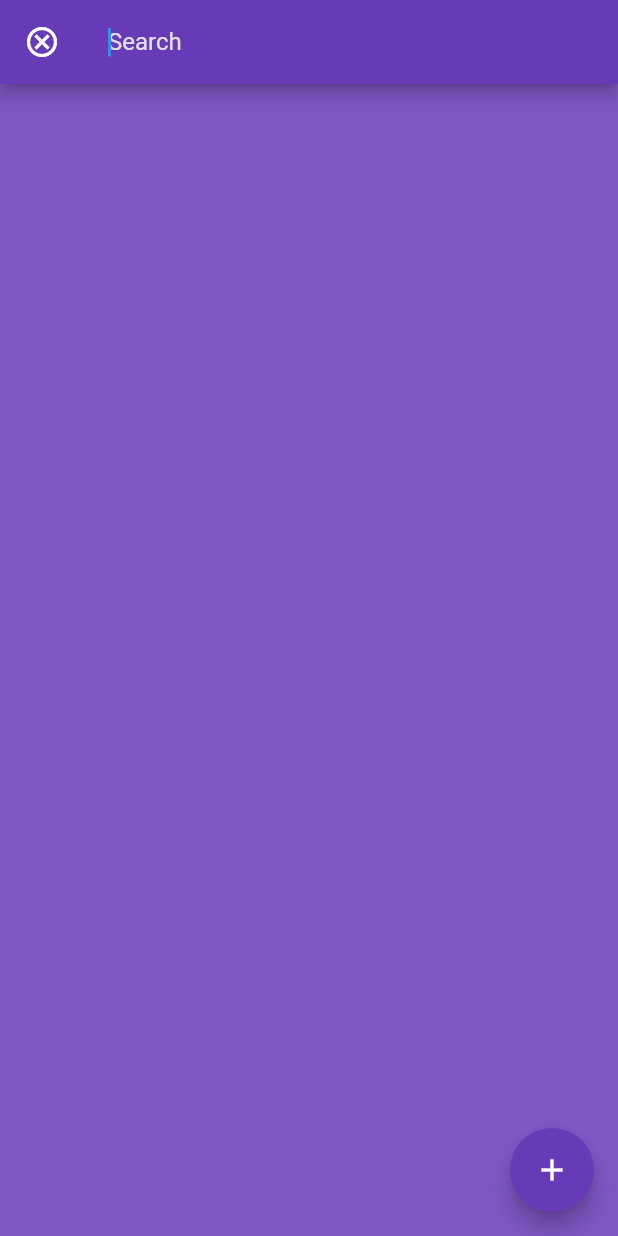
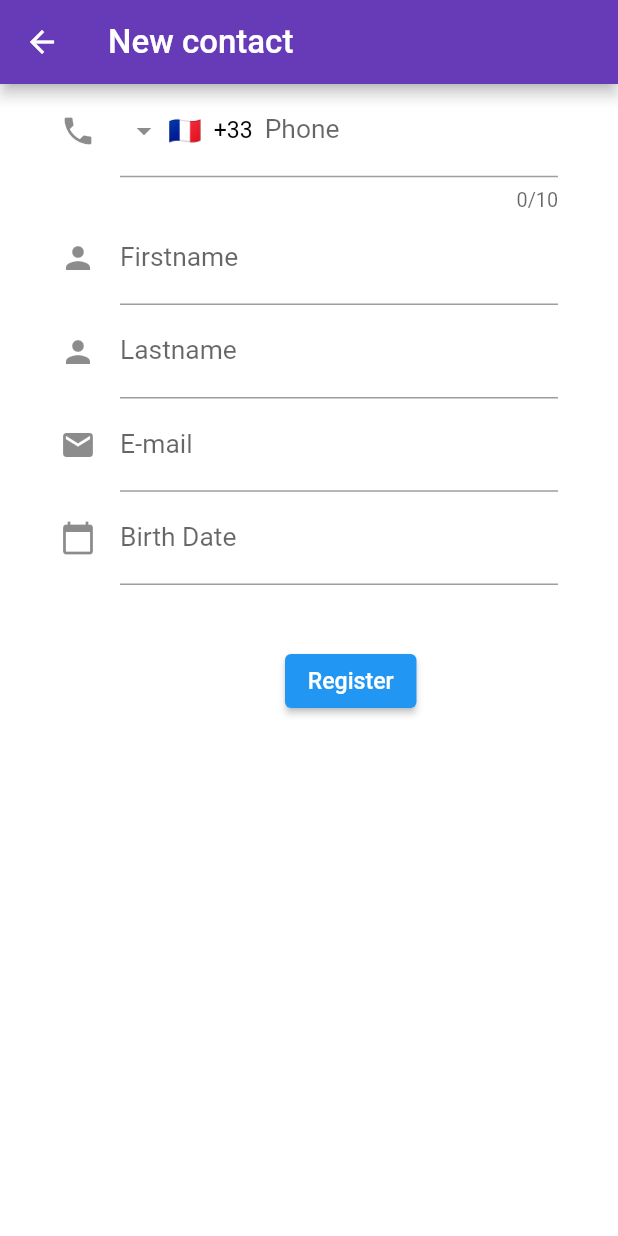
Before and after one commit to Edracoon/ft_hangouts, a Flutter app: the screen it shows after launch, after a tap on the "search" icon, after a tap on the "add" icon, on a phone screen of 412 x 824 dp. Run offline on Flutter 3.47's test engine with Material 2 defaults, Android fonts, the phone set to English and light mode, and no system bars; drawn by our look-alikes of intl_phone_field; our stand-ins replace sqflite; accounts and stored records are empty.

Commit message:
nice advancements

```diff
--- /dev/null
+++ b/lib/ContactModel.dart
@@ -0,0 +1,28 @@
+
+class Contact {
+  final int?    id;
+  final String  number;
+  final String  firstname;
+  final String  lastname;
+  final String  email;
+  final String  birthDate;
+
+  Contact({this.id, required this.number, this.firstname = "", this.lastname = "", this.email = "", this.birthDate = ""});
+
+  factory Contact.fromObject(Map<String, dynamic> json) => Contact(
+    id: json['id'],
+    number: json['number'],
+    firstname: json['firstname'],
+    lastname: json['lastname'],
+    email: json['email']
+  );
+
+  Map<String, dynamic> toObject() {
+    return {
+      'number': number,
+      'firstname': firstname,
+      'lastname': lastname,
+      'email': email,
+    };
+  }
+}
--- /dev/null
+++ b/lib/DatabaseHelper.dart
@@ -0,0 +1,59 @@
+import 'dart:io';                                   // Used for Directory support
+import 'package:sqflite/sqflite.dart';              // User for SQLite support
+import 'package:path_provider/path_provider.dart';  // Used for GetApplicationDocumentsDirectory support
+// ignore: depend_on_referenced_packages
+import 'package:path/path.dart';                    // Used for join support
+
+import 'ContactModel.dart';                         // Our Contact Model
+
+class DatabaseHelper {
+  // It create an interface where _database is
+  // accessible via instance.database using the getter
+  DatabaseHelper._privateConstructor();
+  static final DatabaseHelper instance = DatabaseHelper._privateConstructor();
+
+  // SQLite object Database
+  static Database? _database;
+
+  // Getter of _database, if database is not created yet it launch initDatabase
+  Future<Database> get database async => _database ??= await initDatabase();
+
+  Future<Database>  initDatabase() async {
+    Directory documentsDirectory = await getApplicationDocumentsDirectory();  // path_provider function
+    String path = join(documentsDirectory.path, 'contacts.db');
+    return await openDatabase(
+      path,
+      version: 1,
+      onCreate: _onCreate,
+    );
+  }
+
+  // Script on create where we can init tables
+  Future _onCreate(Database db, int version) async {
+    await db.execute('''
+      CREATE TABLE contacts (
+        id INTEGER PRIMARY KEY AUTO_INCREMENT,
+        number TEXT NOT NULL,
+        firstname TEXT,
+        lastname TEXT,
+        email TEXT,
+        birthDate TEXT
+      )
+    ''');
+  }
+
+  Future<List<Contact>> getContacts() async {
+
+    Database db = await instance.database;
+    var contacts = await db.query('contacts', orderBy: 'number');
+
+    List<Contact> contactList = contacts.isEmpty ? [] : contacts.map((e) => Contact.fromObject(e)).toList();
+    return contactList;
+  }
+
+  Future<int> add(Contact contact) async {
+    Database db = await instance.database;
+    return await db.insert('contacts', contact.toObject());
+  }
+
+}
--- /dev/null
+++ b/lib/bodies/AddContact.dart
@@ -0,0 +1,143 @@
+// ignore_for_file: file_names
+
+import 'package:flutter/material.dart'; // Flutter global import
+import 'package:flutter/services.dart'; // For TextInputFormatter and FilteringTextInputFormatter for forms
+// ignore: import_of_legacy_library_into_null_safe
+import 'package:intl_phone_field/intl_phone_field.dart';
+
+import '../ContactModel.dart';    // Contact Model
+import '../DatabaseHelper.dart';  // Database
+
+// Defining what is the Callback type function that
+// will triger my parent widget
+typedef Callback = void Function(int redirectPage);
+
+class AddContact extends StatefulWidget {
+
+  // The callback variable
+  final Callback callback;
+
+  // The constructor
+  const AddContact({Key? key, required this.callback}) : super(key: key);
+
+  @override
+  State<AddContact> createState() => _AddContactState();
+}
+
+class _AddContactState extends State<AddContact> {
+
+  final nbFocus = FocusNode();
+  final nbCtrl = TextEditingController();
+
+  final fnFocus = FocusNode();
+  final fnCtrl = TextEditingController();
+
+  final lnFocus = FocusNode();
+  final lnCtrl = TextEditingController();
+
+  final emFocus = FocusNode();
+  final emCtrl = TextEditingController();
+
+  final ScrollController scrollCtrl = ScrollController();
+
+  // Create a global key that uniquely identifies the Form widget
+  // and allows validation of the form.
+  final _formKey = GlobalKey<FormState>();
+
+  void registerContact() async {
+    // It returns true if the form is valid, otherwise returns false
+    if (_formKey.currentState!.validate()) {
+      // If the form is valid, display a Snackbar.
+      ScaffoldMessenger.of(context).showSnackBar(const SnackBar(
+        content: Text('Contact is registered !'),
+        backgroundColor: Colors.green,
+      ));
+      Contact newContact = Contact(number: nbCtrl.text);
+      print('hello ${newContact.number}');
+
+      await DatabaseHelper.instance.add(newContact);
+      widget.callback(0);
+    }
+  }
+
+  @override
+  Widget build(BuildContext context) {
+    return Scaffold(
+      appBar: AppBar(
+        backgroundColor: Colors.deepPurple,
+        title: const Text('New contact'),
+        leading: IconButton(
+          icon: const Icon(Icons.arrow_back_outlined),
+          onPressed: () {  widget.callback(0); },
+        ),
+      ),
+      body: Scrollbar(
+        controller: scrollCtrl,
+        thumbVisibility: true,
+        child: SingleChildScrollView(
+          controller: scrollCtrl,
+          child: Container(
+            margin: const EdgeInsets.symmetric(horizontal: 40.0),
+            child: Form(
+              key: _formKey,
+              child: Column(
+                crossAxisAlignment: CrossAxisAlignment.start,
+                children: [
+                  IntlPhoneField(
+                    controller: nbCtrl,
+                    decoration: const InputDecoration(
+                      icon: Icon(Icons.phone),
+                      hintText: 'Enter a phone number',
+                      labelText: 'Phone',
+                    ),
+                    keyboardType: TextInputType.number,
+                    inputFormatters: <TextInputFormatter>[FilteringTextInputFormatter.digitsOnly],
+                    initialCountryCode: 'FR',
+                  ),
+                  TextFormField(
+                    focusNode: fnFocus,
+                    decoration: const InputDecoration(
+                      icon: Icon(Icons.person),
+                      hintText: 'Firstname of the contact',
+                      labelText: 'Firstname',
+                      focusedBorder: UnderlineInputBorder(
+                        borderSide: BorderSide(color: Colors.deepPurple)),
+                    ),
+                  ),
+                  TextFormField(
+                    decoration: const InputDecoration(
+                      icon: Icon(Icons.person),
+                      hintText: 'Lastname of the contact',
+                      labelText: 'Lastname',
+                    ),
+                  ),
+                  TextFormField(
+                    decoration: const InputDecoration(
+                      icon: Icon(Icons.mail),
+                      hintText: 'E-mail of the contact',
+                      labelText: 'E-mail',
+                    ),
+                  ),
+                  TextFormField(
+                    decoration: const InputDecoration(
+                      icon: Icon(Icons.calendar_today),
+                      hintText: 'Enter a birth date',
+                      labelText: 'Birth Date',
+                    ),
+                  ),
+                  Container(
+                    padding: const EdgeInsets.only(left: 150.0, top: 40.0),
+                    child: ElevatedButton(
+                      onPressed: () => registerContact(),
+                      child: const Text('Register'),
+                    )
+                  ),
+                ],
+              ),
+            )
+          )
+        )
+      )
+    );
+  }
+}
--- /dev/null
+++ b/lib/bodies/HomeContact.dart
@@ -0,0 +1,90 @@
+// ignore_for_file: file_names
+
+import 'package:flutter/material.dart'; // Flutter global import
+import '../ContactModel.dart';
+import '../DatabaseHelper.dart';
+
+// Defining what is the Callback type function that
+// will triger my parent widget
+typedef Callback = void Function(int redirectPage);
+
+class HomeContact extends StatefulWidget {
+
+  // The callback variable
+  final Callback callback;
+
+  // The constructor where we add the callback as required
+  const HomeContact({Key? key, required this.callback}) : super(key: key);
+
+  @override
+  State<HomeContact> createState() => _HomeContactState();
+}
+
+class _HomeContactState extends State<HomeContact> {
+
+  bool typing = false;
+  final searchCtrl = TextEditingController();
+  final focusTitle = FocusNode();
+
+  void toggleType() {
+    typing = !typing;
+    if (typing == true) {  focusTitle.requestFocus(); }
+    else { searchCtrl.text = ""; }
+  }
+
+  @override
+  Widget build(BuildContext context) {
+    return Scaffold(
+      appBar: AppBar(
+        backgroundColor: Colors.deepPurple,
+        title: typing ?
+          TextField(
+            focusNode: focusTitle,
+            controller: searchCtrl,
+            style: const TextStyle(color: Colors.white),
+            decoration: const InputDecoration(border: InputBorder.none, hintText: 'Search', hintStyle: TextStyle(color: Color.fromARGB(255, 224, 224, 224))),
+          )
+          :
+          GestureDetector(
+            onTap: () { setState(toggleType); },
+            child: const Text("42 Hangouts")
+          ),
+        leading: IconButton(
+          icon: Icon(typing ? Icons.cancel_outlined : Icons.search),
+          onPressed: () { setState(toggleType); },
+        ),
+      ),
+      body: GestureDetector(
+        behavior: HitTestBehavior.translucent, // Allow behind component to receiv the tap event so the onTap is fired
+        onTap: () { setState(() { typing = false; }); },
+        child: Center(
+          child: FutureBuilder<List<Contact>>(
+            future: DatabaseHelper.instance.getContacts(),
+            builder: (ctx, snapshot) {
+              if (!snapshot.hasData) {
+                return const Center(child: Text('Loading...'));
+              }
+              return snapshot.data!.isEmpty
+                ? const Center(child: Text('No contact yet !'),)
+                : ListView(
+                children: snapshot.data!.map((contact) {
+                  return Center(
+                    child: ListTile(
+                      title: Text(contact.number),
+                    )
+                  );
+                }).toList(),
+              );
+            }
+          ),
+        )
+      ),
+      floatingActionButton: FloatingActionButton(
+        backgroundColor: Colors.deepPurple,
+        hoverColor: Colors.deepPurple.shade600,
+        child: const Icon(Icons.add),
+        onPressed: () { widget.callback(1); },
+      ),
+    );
+  }
+}
--- a/lib/main.dart
+++ b/lib/main.dart
@@ -1,20 +1,11 @@
-import 'dart:io'; // Used for Directory support
-import 'dart:math';
-import 'package:sqflite/sqflite.dart'; // User for SQLite support
-import 'package:path_provider/path_provider.dart'; // Used for GetApplicationDocumentsDirectory support
-import 'package:path/path.dart'; // Used for join support
-
 import 'package:flutter/material.dart'; // Flutter global import
+import 'bodies/HomeContact.dart';
+import 'bodies/AddContact.dart';
 
 void main() {
   WidgetsFlutterBinding.ensureInitialized();
   runApp( const MyApp() );
 }
-
-Color randomColor() {
-  return Color((Random().nextDouble() * 0xFFFFFF).toInt()).withOpacity(1.0);
-}
-
 
 class MyApp extends StatefulWidget {
   const MyApp({Key? key}) : super(key: key);
@@ -25,127 +16,19 @@ class MyApp extends StatefulWidget {
 
 class _MyAppState extends State<MyApp> {
 
-  bool typing = false;
-  final searchCtrl = TextEditingController();
-  final focusTitle = FocusNode();
+  int     pageIndex = 0;
 
-  void toggleType() {
-    typing = !typing;
-    if (typing == true) {
-      focusTitle.requestFocus();
-    }
-    else { searchCtrl.text = ""; }
-  }
+  void  onPageChange(int newIndex) => setState(() => pageIndex = newIndex);
 
   @override
   Widget build(BuildContext context) {
     return MaterialApp(
-      home: Scaffold(
-        appBar: AppBar(
-          backgroundColor: Colors.deepPurple,
-          title: typing ?
-            TextField(
-              focusNode: focusTitle,
-              controller: searchCtrl,
-              style: const TextStyle(color: Colors.white),
-              decoration: const InputDecoration(border: InputBorder.none, hintText: 'Search', hintStyle: TextStyle(color: Color.fromARGB(255, 224, 224, 224))),
-            )
-            :
-            GestureDetector(
-              onTap: () { setState(toggleType); },
-              child: const Text("42 Hangouts")
-            ),
-          leading: IconButton(
-            icon: Icon(typing ? Icons.cancel_outlined : Icons.search),
-            onPressed: () { setState(toggleType); },
-          ),
-        ),
-        body: SizedBox.expand(
-          child: GestureDetector(
-            onTap: () {
-              setState(() {
-                typing = false;
-                searchCtrl.text = "";
-              });
-            },
-            child: Container(
-              color: Colors.deepPurple[400],
-            ),
-          )
-        ),
-        floatingActionButton: FloatingActionButton(
-          backgroundColor: Colors.deepPurple,
-          hoverColor: Colors.deepPurple.shade600,
-          child: const Icon(Icons.add),
-          onPressed: () {
-            print(searchCtrl.text);
-          },
-        ),
+      title: '42 Hangouts',
+      theme: ThemeData(
+        scaffoldBackgroundColor: Colors.white,
+        textTheme: Theme.of(context).textTheme.apply(bodyColor: Colors.black, fontSizeFactor: 1.1)
       ),
+      home: pageIndex == 0 ? HomeContact(callback: onPageChange) : AddContact(callback: onPageChange)
     );
   }
 }
-
-class Contact {
-  final int?    id;
-  final String  number;
-  final String  firstname;
-  final String  fullname;
-  final String  email;
-
-  Contact({this.id, this.firstname = "", this.fullname = "", required this.number, this.email = ""});
-
-  factory Contact.fromMap(Map<String, dynamic> json) => Contact(
-    id: json['id'],
-    number: json['number'],
-    firstname: json['firstname'],
-    fullname: json['fullname'],
-    email: json['email']
-  );
-}
-
-class DatabaseHelper {
-  // It create an interface where _database is
-  // accessible via instance.database using the getter
-  DatabaseHelper._privateConstructor();
-  static final DatabaseHelper instance = DatabaseHelper._privateConstructor();
-
-  // SQLite object Database
-  static Database? _database;
-
-  // Getter of _database, if database is not created yet it launch initDatabase
-  Future<Database> get database async => _database ??= await initDatabase();
-
-  Future<Database>  initDatabase() async {
-    Directory documentsDirectory = await getApplicationDocumentsDirectory();  // path_provider function
-    String path = join(documentsDirectory.path, 'contacts.db');
-    return await openDatabase(
-      path,
-      version: 1,
-      onCreate: _onCreate,
-    );
-  }
-
-  // Script on create where we can init tables
-  Future _onCreate(Database db, int version) async {
-    await db.execute('''
-      CREATE TABLE contacts (
-        id INTEGER PRIMARY KEY,
-        number TEXT NOT NULL,
-        firstname TEXT DEFAUlT '',
-        fullname TEXT DEFAULT '',
-        email TEXT DEFAULT ''
-      )
-    ''');
-  }
-
-  Future<List<Contact>> getContacts() async {
-
-    Database db = await instance.database;
-    var contacts = await db.query('contacts', orderBy: 'number');
-
-    List<Contact> contactList = contacts.isEmpty ? [] : contacts.map((e) => Contact.fromMap(e)).toList();
-    return contactList;
-  }
-
-}
--- a/pubspec.yaml
+++ b/pubspec.yaml
@@ -34,8 +34,13 @@ dependencies:
   # The following adds the Cupertino Icons font to your application.
   # Use with the CupertinoIcons class for iOS style icons.
   cupertino_icons: ^1.0.2
+
+  # Database SQLite
   sqflite: ^2.0.3+1
   path_provider: ^2.0.11
+
+  # Phone number input
+  intl_phone_field: ^1.3.0
 
 dev_dependencies:
   flutter_test:
```
Also changed, not shown: pubspec.lock.
